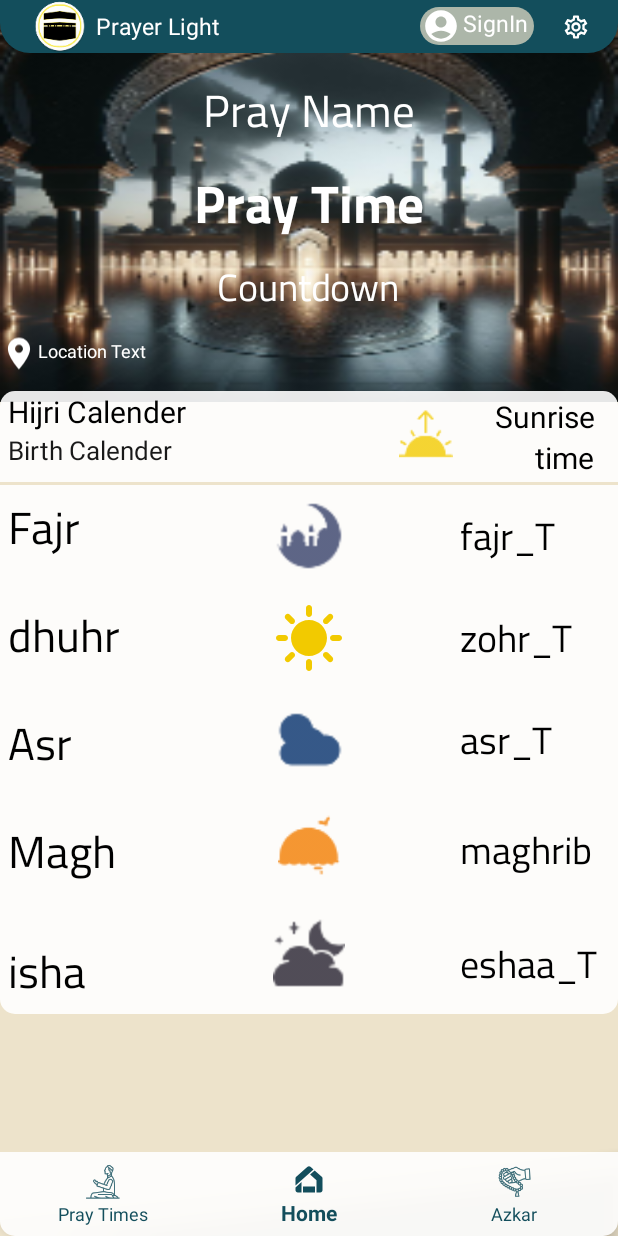
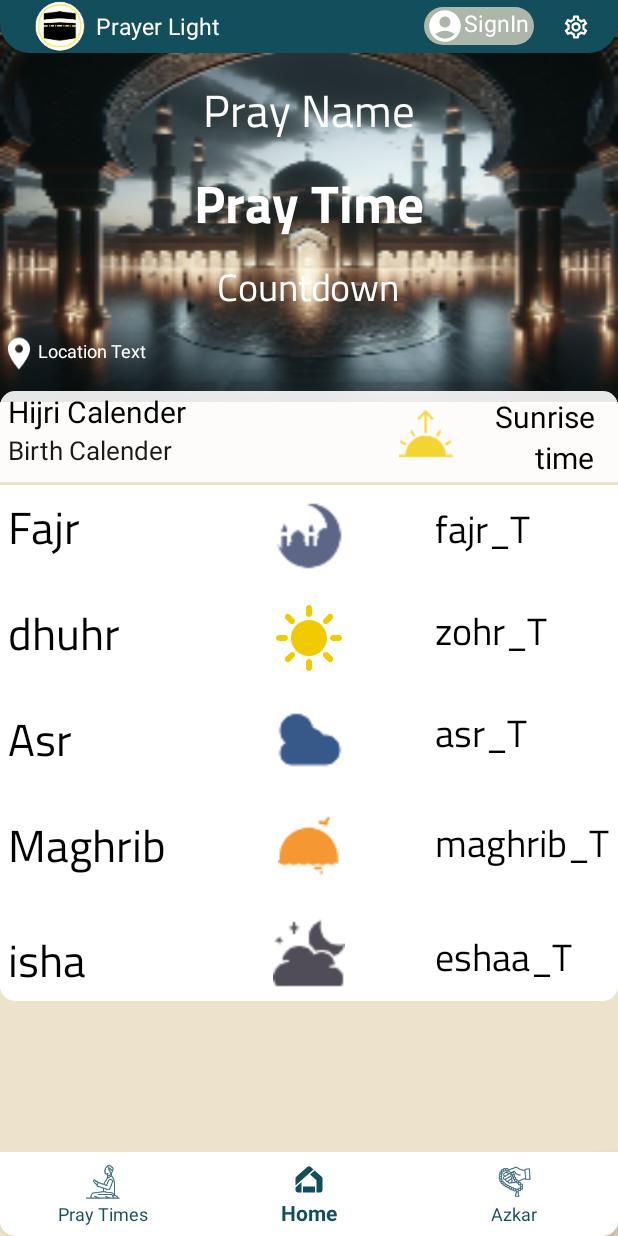
Before and after one commit to Ahmednasser21/PrayerLight, an Android app: the Main screen opened directly, with no data from a screen before it, on a phone screen of 412 x 824 dp. Run offline under Robolectric (Android 15) with nearby library versions, the light colour scheme and no system bars; libraries missing offline, so code that uses them is left out: com.batoulapps.adhan2.

Commit message:
Edited icons and enhancement for main fragment text aspect ratio to match all font sizes+ edit actionbar text size to 15sp

```diff
--- a/app/src/main/java/com/demo1/prayerlight/Main.kt
+++ b/app/src/main/java/com/demo1/prayerlight/Main.kt
@@ -105,8 +105,8 @@ class Main : Fragment(), LocationListener {
                 .copy(
                     madhab = Madhab.SHAFI, prayerAdjustments =
                     PrayerAdjustments(
-                        fajr = 7, dhuhr = -1,
-                        asr = -1, isha = -2
+                        fajr = 8, dhuhr = -1,
+                        isha = -3
                     )
                 )
             var prayerTimes = PrayerTimes(coordinates, date, params)
--- a/app/src/main/res/drawable/main_back2.xml
+++ b/app/src/main/res/drawable/main_back2.xml
@@ -1,7 +1,7 @@
 <?xml version="1.0" encoding="utf-8"?>
 <shape xmlns:android="http://schemas.android.com/apk/res/android"
     android:shape="rectangle">
-    <solid android:color="#E5FFFFFF"/>
+    <solid android:color="#FFFFFF"/>
     <corners android:bottomRightRadius="10dp"
         android:bottomLeftRadius="10dp"/>
 </shape>
--- a/app/src/main/res/layout/action.xml
+++ b/app/src/main/res/layout/action.xml
@@ -1,8 +1,9 @@
 <?xml version="1.0" encoding="utf-8"?>
-<RelativeLayout xmlns:android="http://schemas.android.com/apk/res/android"
+<LinearLayout xmlns:android="http://schemas.android.com/apk/res/android"
     xmlns:tools="http://schemas.android.com/tools"
     android:layout_width="wrap_content"
     android:layout_height="wrap_content"
+    android:orientation="horizontal"
     android:background="@drawable/actionbar_menu">
 
     <ImageView
@@ -17,17 +18,13 @@
     </ImageView>
 
     <TextView
-        android:layout_width="45dp"
+        android:layout_width="wrap_content"
         android:layout_height="20dp"
-        android:layout_alignStart="@+id/acc"
-        android:layout_alignParentTop="true"
-        android:layout_marginStart="26dp"
+        android:gravity="center"
+        android:layout_marginEnd="3dp"
         android:text="@string/signin"
         android:textColor="@color/white"
-        android:gravity="center"
         android:textSize="15sp"
-        tools:ignore="TextContrastCheck"
-        android:layout_marginEnd="3dp"/>
+        tools:ignore="TextContrastCheck" />
 
-
-</RelativeLayout>
+</LinearLayout>
--- a/app/src/main/res/layout/fragment_main.xml
+++ b/app/src/main/res/layout/fragment_main.xml
@@ -166,10 +166,8 @@
                 <TextView
                     android:layout_width="wrap_content"
                     android:layout_height="wrap_content"
-                    android:maxWidth="80dp"
-                    android:minWidth="50dp"
-                    android:maxHeight="60dp"
-                    android:minHeight="55dp"
+                    android:maxHeight="55dp"
+                    android:minHeight="53dp"
                     android:text="@string/fajr"
                     android:textSize="30sp"
                     android:fontFamily="@font/cairo"
@@ -177,10 +175,8 @@
                 <TextView
                     android:layout_width="wrap_content"
                     android:layout_height="wrap_content"
-                    android:maxWidth="80dp"
-                    android:minWidth="50dp"
-                    android:maxHeight="60dp"
-                    android:minHeight="55dp"
+                    android:maxHeight="55dp"
+                    android:minHeight="53dp"
                     android:text="@string/zohr"
                     android:textSize="30sp"
                     android:fontFamily="@font/cairo"
@@ -189,10 +185,8 @@
                 <TextView
                     android:layout_width="wrap_content"
                     android:layout_height="wrap_content"
-                    android:maxWidth="80dp"
-                    android:minWidth="50dp"
-                    android:maxHeight="60dp"
-                    android:minHeight="55dp"
+                    android:maxHeight="55dp"
+                    android:minHeight="53dp"
                     android:text="@string/asr"
                     android:textSize="30sp"
                     android:fontFamily="@font/cairo"
@@ -201,10 +195,8 @@
                 <TextView
                     android:layout_width="wrap_content"
                     android:layout_height="wrap_content"
-                    android:maxWidth="80dp"
-                    android:minWidth="50dp"
                     android:maxHeight="60dp"
-                    android:minHeight="55dp"
+                    android:minHeight="53dp"
                     android:text="@string/maghrib"
                     android:textSize="30sp"
                     android:fontFamily="@font/cairo"
@@ -213,10 +205,8 @@
                 <TextView
                     android:layout_width="wrap_content"
                     android:layout_height="wrap_content"
-                    android:maxWidth="80dp"
-                    android:minWidth="50dp"
-                    android:maxHeight="60dp"
-                    android:minHeight="55dp"
+                    android:maxHeight="55dp"
+                    android:minHeight="53dp"
                     android:text="@string/eshaa"
                     android:textSize="30sp"
                     android:fontFamily="@font/cairo"
@@ -277,12 +267,10 @@
                     android:id="@+id/fajr_time"
                     android:layout_width="wrap_content"
                     android:layout_height="wrap_content"
-                    android:maxWidth="100dp"
-                    android:minWidth="50dp"
-                    android:maxHeight="48dp"
-                    android:minHeight="40dp"
+                    android:maxHeight="50dp"
+                    android:minHeight="48dp"
                     android:text="@string/fajr_time"
-                    android:layout_marginTop="10dp"
+                    android:layout_marginTop="5dp"
                     android:fontFamily="@font/cairo"
                     android:textSize="25sp"
                     android:textColor="@color/black"/>
@@ -290,10 +278,8 @@
                     android:id="@+id/zohr_time"
                     android:layout_width="wrap_content"
                     android:layout_height="wrap_content"
-                    android:maxWidth="100dp"
-                    android:minWidth="50dp"
-                    android:maxHeight="48dp"
-                    android:minHeight="45dp"
+                    android:maxHeight="50dp"
+                    android:minHeight="48dp"
                     android:text="@string/zohr_time"
                     android:fontFamily="@font/cairo"
                     android:textSize="25sp"
@@ -303,10 +289,8 @@
                     android:id="@+id/asr_time"
                     android:layout_width="wrap_content"
                     android:layout_height="wrap_content"
-                    android:maxWidth="100dp"
-                    android:minWidth="50dp"
-                    android:maxHeight="48dp"
-                    android:minHeight="45dp"
+                    android:maxHeight="50dp"
+                    android:minHeight="48dp"
                     android:text="@string/asr_time"
                     android:fontFamily="@font/cairo"
                     android:textSize="25sp"
@@ -316,10 +300,8 @@
                     android:id="@+id/maghrib_time"
                     android:layout_width="wrap_content"
                     android:layout_height="wrap_content"
-                    android:maxWidth="100dp"
-                    android:minWidth="50dp"
-                    android:maxHeight="48dp"
-                    android:minHeight="45dp"
+                    android:maxHeight="50dp"
+                    android:minHeight="48dp"
                     android:text="@string/maghrib_time"
                     android:fontFamily="@font/cairo"
                     android:textSize="25sp"
@@ -329,10 +311,8 @@
                     android:id="@+id/eshaa_time"
                     android:layout_width="wrap_content"
                     android:layout_height="wrap_content"
-                    android:maxWidth="100dp"
-                    android:minWidth="50dp"
-                    android:maxHeight="48dp"
-                    android:minHeight="45dp"
+                    android:maxHeight="50dp"
+                    android:minHeight="48dp"
                     android:text="@string/eshaa_time"
                     android:fontFamily="@font/cairo"
                     android:textSize="25sp"
--- a/app/src/main/res/values/themes.xml
+++ b/app/src/main/res/values/themes.xml
@@ -14,7 +14,7 @@
         <item name="android:textColorSecondary">@color/black</item>
         <item name="actionBarStyle">@style/MyActionBarTheme</item>
         <item name="windowActionBarOverlay"> true</item>
-        <item name="android:navigationBarColor">@color/main</item>
+        <item name="android:navigationBarColor">@color/white</item>
         <item name="android:popupBackground">@color/black</item>
     </style>
 <!--       ============== Action bar style ================-->
```
